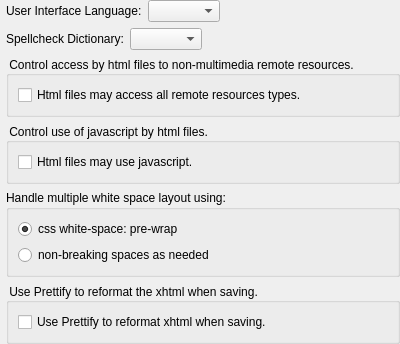
Old version of the form PGeneralSettings.ui in the repository Sigil-Ebook/PageEdit.
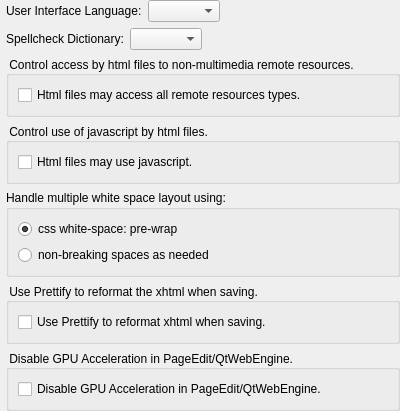
New version of the form.

Commit message: add Preference setting to disable gpu acceleration

Diff of the .ui file:
```diff
--- a/PGeneralSettings.ui
+++ b/PGeneralSettings.ui
@@ -280,6 +280,55 @@
     </widget>
    </item>
 
+   <item>
+    <spacer name="verticalSpacer5">
+     <property name="orientation">
+      <enum>Qt::Vertical</enum>
+     </property>
+     <property name="sizeHint" stdset="0">
+      <size>
+       <width>10</width>
+       <height>20</height>
+      </size>
+     </property>
+    </spacer>
+   </item>
+
+   <item>
+    <widget class="QGroupBox" name="groupBox_gpu">
+     <property name="toolTip">
+      <string>Disable GPU Acceleration in PageEdit/QtWebEngine</string>
+     </property>
+     <property name="title">
+      <string> Disable GPU Acceleration in PageEdit/QtWebEngine.</string>
+     </property>
+     <property name="alignment">
+      <set>Qt::AlignLeading|Qt::AlignLeft|Qt::AlignVCenter</set>
+     </property>
+     <layout class="QHBoxLayout" name="horizontalLayout_gpu">
+      <item>
+       <widget class="QCheckBox" name="DisableGPU">
+        <property name="sizePolicy">
+         <sizepolicy hsizetype="Preferred" vsizetype="Fixed">
+          <horstretch>0</horstretch>
+          <verstretch>0</verstretch>
+         </sizepolicy>
+        </property>
+        <property name="toolTip">
+         <string>Disable GPU Acceleration in PageEdit/QtWebEngine.</string>
+        </property>
+        <property name="text">
+         <string>Disable GPU Acceleration in PageEdit/QtWebEngine.</string>
+        </property>
+        <property name="checked">
+         <bool>false</bool>
+        </property>
+       </widget>
+      </item>
+     </layout>
+    </widget>
+   </item>
+
    <item>
     <spacer name="verticalSpacer">
      <property name="orientation">
```
The commit also changes 6 other files.
